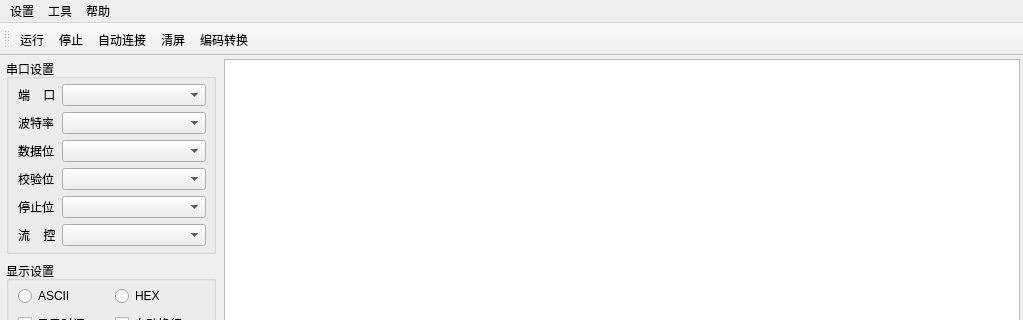
Qt form SerialPort.ui (leichau/GSP) before a commit; both pictures show x 0 to 1023 and y 0 to 320 of the 1023 by 712 pixel window.
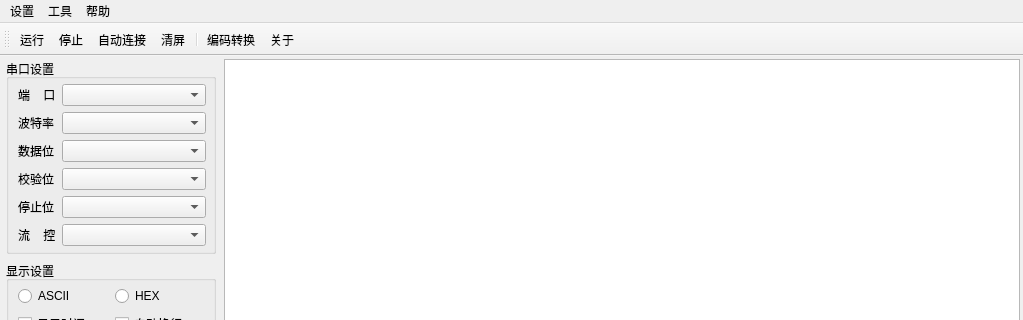
The same form after that commit. Icons and pictures are not drawn.

The edit to the form file:
```diff
--- a/SerialPort.ui
+++ b/SerialPort.ui
@@ -633,6 +633,12 @@
    <property name="windowTitle">
     <string>toolBar</string>
    </property>
+   <property name="iconSize">
+    <size>
+     <width>40</width>
+     <height>40</height>
+    </size>
+   </property>
    <attribute name="toolBarArea">
     <enum>TopToolBarArea</enum>
    </attribute>
@@ -643,7 +649,9 @@
    <addaction name="stop"/>
    <addaction name="actionAutoConnect"/>
    <addaction name="clear"/>
+   <addaction name="separator"/>
    <addaction name="codec"/>
+   <addaction name="about"/>
   </widget>
   <widget class="QMenuBar" name="menuBar">
    <property name="geometry">
```
Left out of the diff: 7 changed lines with no effect on the pictures.
